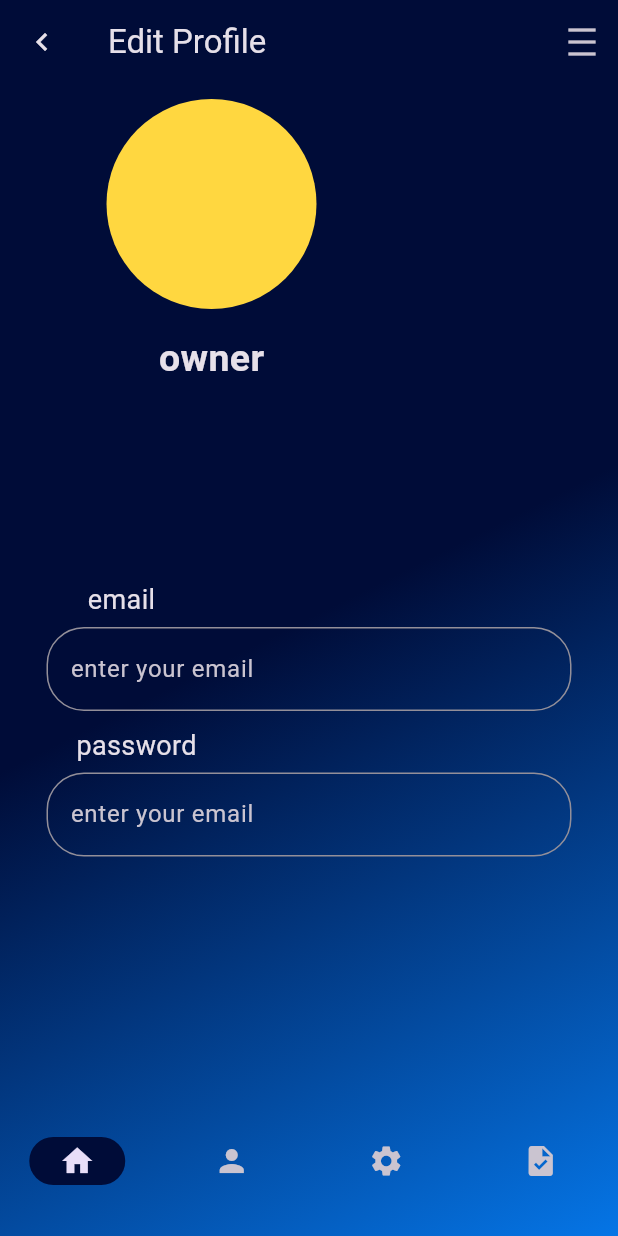
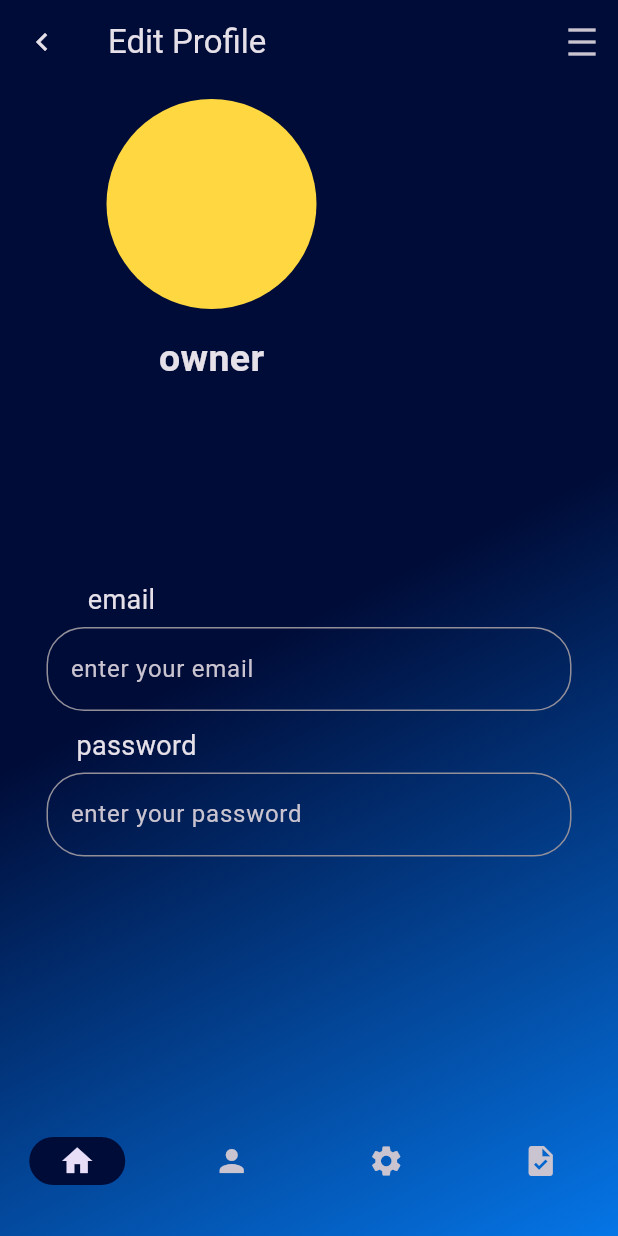
Before and after one commit to albeek0/doptica_app, a Flutter app: the screen it shows after launch, on a phone screen of 412 x 824 dp. Run offline on Flutter 3.47's test engine with Material 3 defaults, Android fonts, the phone set to English and light mode, and no system bars; our stand-ins replace go_router.

Commit message:
edit hint

```diff
--- a/lib/featurs/edit_profile_feature.dart/edit_profile_view.dart
+++ b/lib/featurs/edit_profile_feature.dart/edit_profile_view.dart
@@ -46,7 +46,7 @@ class EditProfileView extends StatelessWidget {
                 CutomeHintText(
                   hint: "email",
                 ),
-                CustomeFormFiled(),
+                CustomeFormFiled(hint2: "enter your email",),
                 SizedBox(
                   height: 10,
                 ),
@@ -54,7 +54,7 @@ class EditProfileView extends StatelessWidget {
                   padding: EdgeInsets.only(left: 20),
                   child: CutomeHintText(hint: "password"),
                 ),
-                CustomeFormFiled(),
+                CustomeFormFiled(hint2: "enter your password",),
               ],
             ),
           ])),
--- a/lib/featurs/edit_profile_feature.dart/widget/CustomeFormFiled.dart
+++ b/lib/featurs/edit_profile_feature.dart/widget/CustomeFormFiled.dart
@@ -1,10 +1,10 @@
 import 'package:flutter/material.dart';
 
 class CustomeFormFiled extends StatelessWidget {
-  const CustomeFormFiled({
+  const CustomeFormFiled({required this.hint2,
     super.key,
   });
-
+  final String hint2;
   @override
   Widget build(BuildContext context) {
     return Center(
@@ -12,7 +12,7 @@ class CustomeFormFiled extends StatelessWidget {
         width: 350,
         child: TextFormField(
           decoration: InputDecoration(
-              hintText: "enter your email",
+              hintText: hint2,
               border:
                   OutlineInputBorder(borderRadius: BorderRadius.circular(25))),
         ),
```
